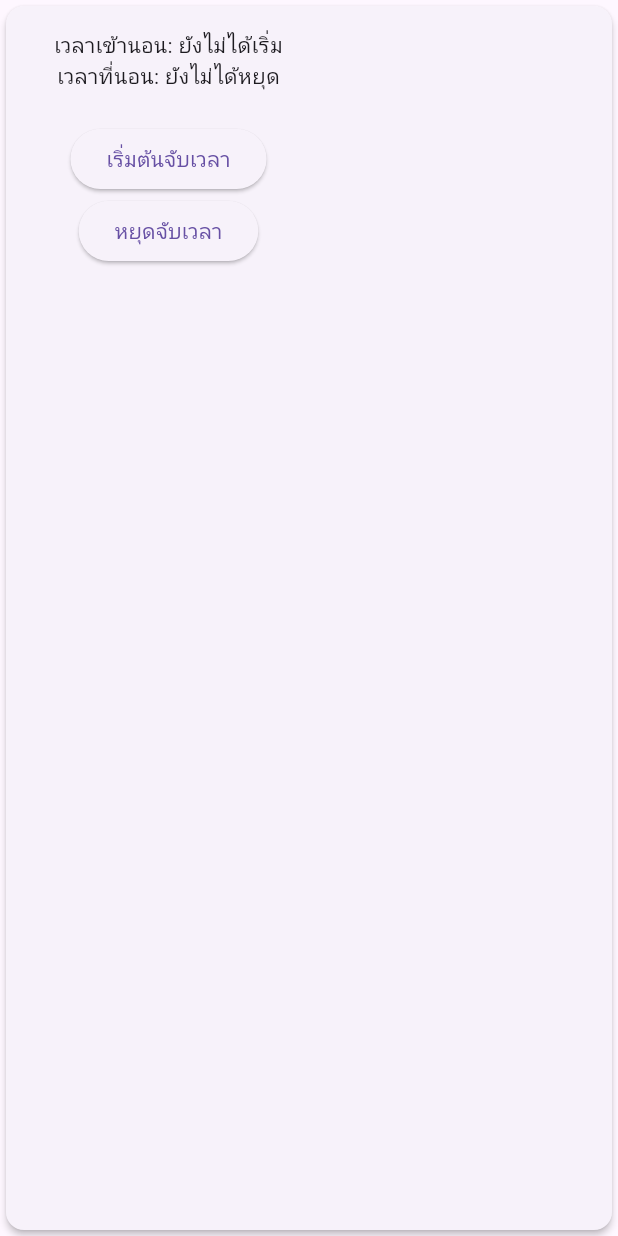
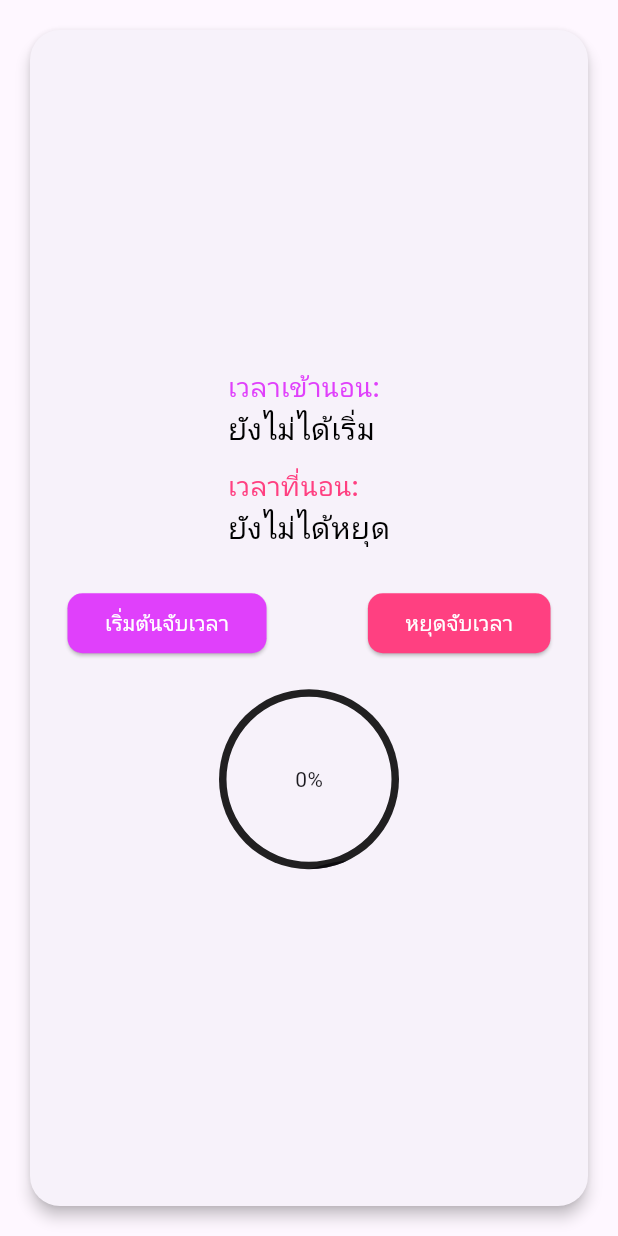
Before and after one commit to KENTHN658/Healthy-Habits, a Flutter app: the CardSleep widget shown alone on an empty page, opened directly, on a phone screen of 412 x 824 dp. Run offline on Flutter 3.47's test engine with Material 3 defaults, Android fonts, the phone set to English and light mode, and no system bars; our stand-ins replace camera, flutter_datetime_picker_plus, go_router, liquid_progress_indicator_v2, pedometer, sliding_clipped_nav_bar.

Commit message:
last of day

```diff
--- /dev/null
+++ b/lib/provider/coin_display_provider.dart
@@ -0,0 +1,11 @@
+
+import 'package:flutter/material.dart';
+
+class CoinDisplayProvider extends ChangeNotifier {
+  int scorePoints = 0;
+
+  void incrementScorePoints(int points) {
+    scorePoints += points;
+    notifyListeners();
+  }
+}
--- /dev/null
+++ b/lib/provider/walk_provider.dart
@@ -0,0 +1,44 @@
+import 'package:flutter/material.dart';
+import 'package:pedometer/pedometer.dart';
+
+class WalkProvider extends ChangeNotifier {
+  late Stream<StepCount> _stepCountStream;
+  late Stream<PedestrianStatus> _pedestrianStatusStream;
+  String _status = '?', _steps = '?';
+
+  String get steps => _steps;
+  String get status => _status;
+
+  void onStepCount(StepCount event) {
+    _steps = event.steps.toString();
+  }
+
+  void onPedestrianStatusChanged(PedestrianStatus event) {
+    print(event);
+    _status = event.status;
+    notifyListeners();
+  }
+
+  void onPedestrianStatusError(error) {
+    print('onPedestrianStatusError: $error');
+    _status = 'Pedestrian Status not available';
+    notifyListeners();
+  }
+
+  void onStepCountError(error) {
+    print('onStepCountError: $error');
+    _steps = 'Step Count not available';
+    notifyListeners();
+  }
+
+  void initPlatformState() {
+    _pedestrianStatusStream = Pedometer.pedestrianStatusStream;
+    _pedestrianStatusStream
+        .listen(onPedestrianStatusChanged)
+        .onError(onPedestrianStatusError);
+
+    _stepCountStream = Pedometer.stepCountStream;
+    _stepCountStream.listen(onStepCount).onError(onStepCountError);
+
+  }
+}
--- a/lib/widgets/cardsleep.dart
+++ b/lib/widgets/cardsleep.dart
@@ -1,7 +1,5 @@
 import 'package:flutter/material.dart';
 import 'package:liquid_progress_indicator_v2/liquid_progress_indicator.dart';
-import 'package:flutter_datetime_picker_plus/flutter_datetime_picker_plus.dart'
-as picker;
 
 class CardSleep extends StatefulWidget {
   @override
@@ -9,94 +7,142 @@ class CardSleep extends StatefulWidget {
 }
 
 class _CardSleepState extends State<CardSleep> {
-  DateTime? selectedTime;
-
-  void _showTimePicker() {
-    picker.DatePicker.showTimePicker(
-      context,
-      showTitleActions: true,
-      onConfirm: (time) {
-        setState(() {
-          selectedTime = time;
-        });
-      },
-      currentTime: DateTime.now(),
-    );
-  }
   DateTime? startTime;
   DateTime? endTime;
+  double _progress = 0.0; // Represents sleep progress
 
   void startTimer() {
     setState(() {
       startTime = DateTime.now();
       endTime = null;
+      _progress = 0.0; // Reset progress when starting
     });
   }
 
   void stopTimer() {
     setState(() {
       endTime = DateTime.now();
-    });
-  }
-  int _counter = 0;
-  double _progress = 0.0;
-  void _incrementCounter() {
-    setState(() {
-      _counter = _counter + 250;
+      _calculateProgress(); // Update progress based on sleep time
     });
   }
 
-  void _updateProgress() {
-    setState(() {
-      _progress += 0.125; // Increase progress when clicked
-      if (_progress > 1.0) {
-        _progress = 1.0; // Set progress to 1.0 when it exceeds 1.0
-      }
-    });
+  // Calculate progress for the circular indicator
+  void _calculateProgress() {
+    if (startTime != null && endTime != null) {
+      final duration = endTime!.difference(startTime!).inSeconds;
+      // Assuming 8 hours of sleep is ideal
+      final goalDuration = 8 * 60 * 60;
+      _progress = duration / goalDuration;
+      if (_progress > 1.0) _progress = 1.0;
+    }
+  }
+
+  // Helper Functions for Time Formatting
+  String _formatTime(DateTime time) {
+    return "${time.hour.toString().padLeft(2, '0')}:${time.minute.toString().padLeft(2, '0')}";
+  }
+
+  String _formatTimeDuration(Duration duration) {
+    String twoDigits(int n) => n.toString().padLeft(2, '0');
+    String twoDigitMinutes = twoDigits(duration.inMinutes.remainder(60));
+    String twoDigitHours = twoDigits(duration.inHours);
+    return "$twoDigitHours:$twoDigitMinutes";
   }
 
   @override
   Widget build(BuildContext context) {
     return Center(
       child: Card(
-        elevation: 2,
+        elevation: 4,
+        margin: EdgeInsets.all(20),
+        shape: RoundedRectangleBorder(borderRadius: BorderRadius.circular(20)),
         child: Padding(
-          padding: const EdgeInsets.symmetric(vertical: 16, horizontal: 32),
-          child: Row(
-            mainAxisAlignment: MainAxisAlignment.spaceBetween,
+          padding: const EdgeInsets.all(25.0),
+          child: Column(
+            mainAxisAlignment: MainAxisAlignment.center,
             children: [
+              // Sleep Times
               Column(
-                crossAxisAlignment: CrossAxisAlignment.center,
-                  children: <Widget>[
-                    Text(
-                      'เวลาเข้านอน: ${startTime != null ? startTime!.toString() : 'ยังไม่ได้เริ่ม'}',
+                crossAxisAlignment: CrossAxisAlignment.start,
+                children: [
+                  Text(
+                    'เวลาเข้านอน:',
+                    style: TextStyle(
+                      fontSize: 18,
+                      fontWeight: FontWeight.w500,
+                      color: Colors.purpleAccent,
                     ),
-                    Text(
-                      'เวลาที่นอน: ${endTime != null ? endTime!.difference(startTime!).toString() : 'ยังไม่ได้หยุด'}',
+                  ),
+                  Text(
+                    '${startTime != null ? _formatTime(startTime!) : 'ยังไม่ได้เริ่ม'}',
+                    style: TextStyle(fontSize: 20, color: Colors.black),
+                  ),
+                  SizedBox(height: 10),
+                  Text(
+                    'เวลาที่นอน:',
+                    style: TextStyle(
+                      fontSize: 18,
+                      fontWeight: FontWeight.w500,
+                      color: Colors.pinkAccent,
                     ),
-                    SizedBox(height: 20),
-                    ElevatedButton(
-                      onPressed: startTimer,
-                      child: Text('เริ่มต้นจับเวลา'),
+                  ),
+                  Text(
+                    '${endTime != null ? _formatTimeDuration(endTime!.difference(startTime!)) : 'ยังไม่ได้หยุด'}',
+                    style: TextStyle(
+                      fontSize: 20,
+                      color: Colors.black,
                     ),
-                    ElevatedButton(
-                      onPressed: stopTimer,
-                      child: Text('หยุดจับเวลา'),
+                  ),
+                  SizedBox(height: 25),
+                ],
+              ),
+
+              // Start/Stop Buttons
+              Row(
+                mainAxisAlignment: MainAxisAlignment.spaceBetween,
+                children: [
+                  ElevatedButton(
+                    style: ElevatedButton.styleFrom(
+                      shape: RoundedRectangleBorder(
+                          borderRadius: BorderRadius.circular(10)),
+                      padding:
+                      EdgeInsets.symmetric(horizontal: 25, vertical: 10),
+                      primary: Colors.purpleAccent, // Adjusted primary color
                     ),
-                  ],
+                    onPressed: startTimer,
+                    child: Text('เริ่มต้นจับเวลา',
+                        style: TextStyle(color: Colors.white)),
+                  ),
+                  ElevatedButton(
+                    style: ElevatedButton.styleFrom(
+                      shape: RoundedRectangleBorder(
+                          borderRadius: BorderRadius.circular(10)),
+                      padding:
+                      EdgeInsets.symmetric(horizontal: 25, vertical: 10),
+                      primary: Colors.pinkAccent, // Adjusted primary color
+                    ),
+                    onPressed: stopTimer,
+                    child: Text('หยุดจับเวลา',
+                        style: TextStyle(color: Colors.white)),
+                  ),
+                ],
               ),
-              Column(
-                children: [
-                  const SizedBox(
-                    height: 8,
-                  ),
-                  Container(
-                    color: Colors.red,
-                  )
-                ],
-              )
+
+              SizedBox(height: 20),
+
+              // Progress Indicator
+              SizedBox(
+                width: 120,
+                height: 120,
+                child: LiquidCircularProgressIndicator(
+                  value: _progress,
+                  center: Text("${(_progress * 100).toInt()}%"),
+                  borderColor: Colors.black87,
+                  backgroundColor: Colors.transparent,
+                  borderWidth: 5.0,
+                ),
+              ),
             ],
-
           ),
         ),
       ),
--- a/pubspec.yaml
+++ b/pubspec.yaml
@@ -43,6 +43,7 @@ dependencies:
   path_provider:
   path:
   flutter_datetime_picker_plus: ^2.0.1
+  provider: ^6.1.2
 
 
 dev_dependencies:
```
Also changed, not shown: lib/main.dart (+13 -4 lines), lib/views/home/home_view.dart (+9 -0 lines), lib/views/walk/walk_view.dart (+18 -49 lines), lib/views/wrapper/main_wrapper.dart (+14 -17 lines), lib/widgets/cardwalk.dart (added, +113 -0 lines), lib/widgets/cardwater.dart (+32 -17 lines), lib/widgets/coindisplay.dart (added, +17 -0 lines), lib/widgets/navbar.dart (deleted, +0 -58 lines), pubspec.lock.
